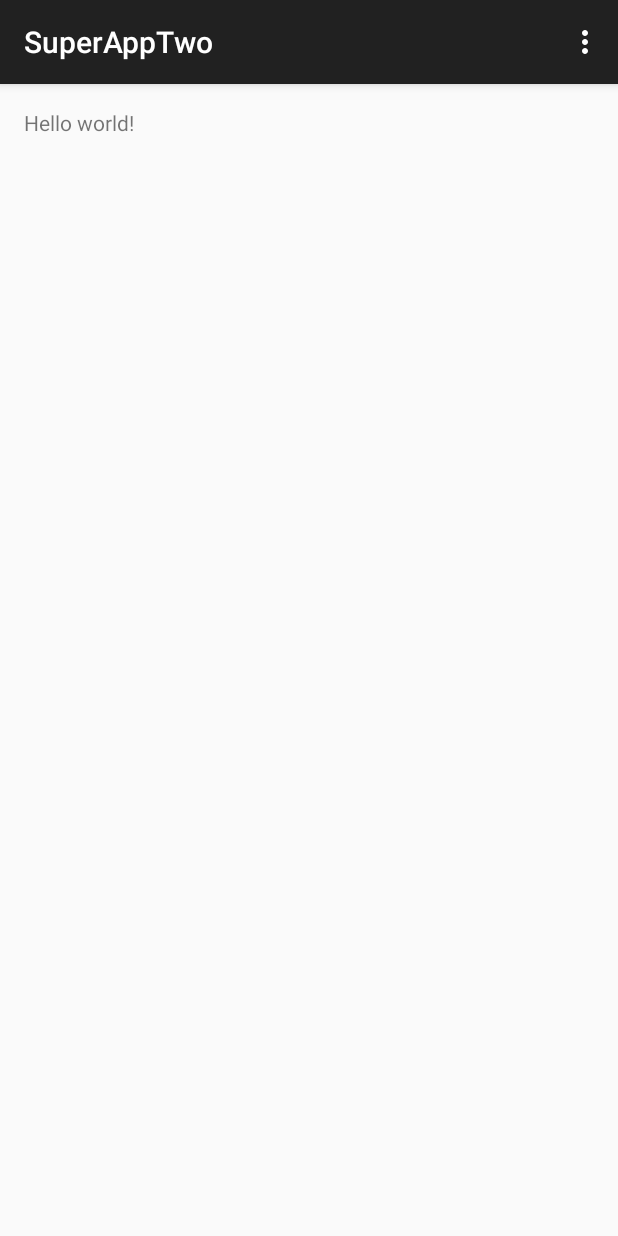
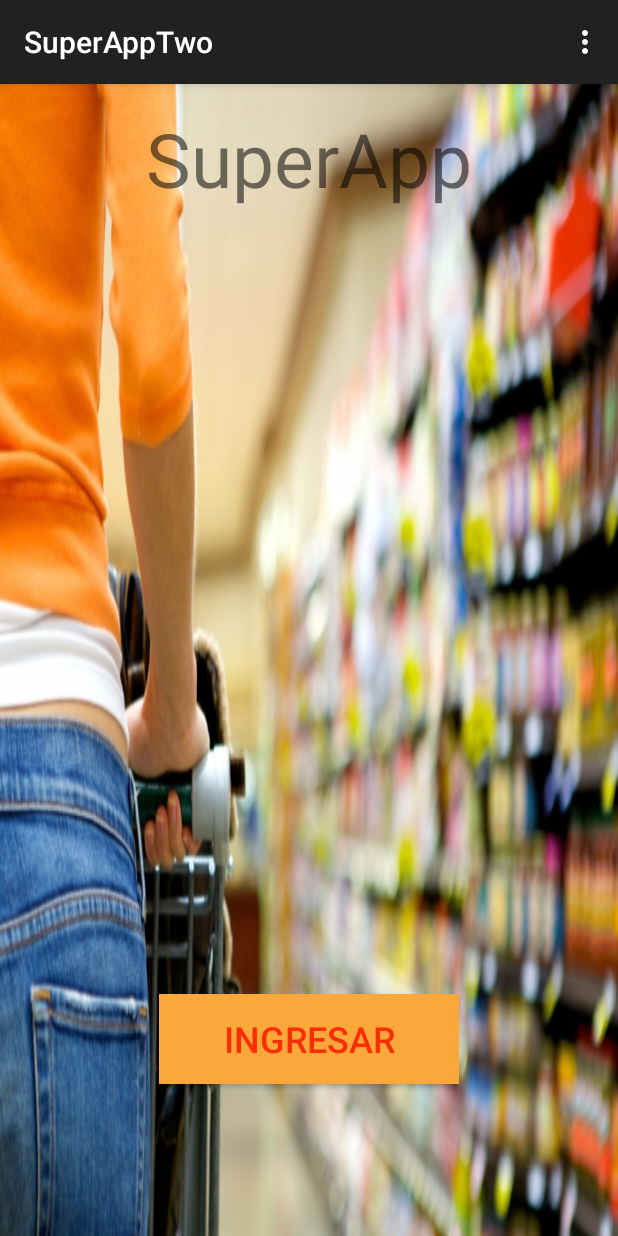
Before and after one commit to CarmenCuevas/SuperAppTwo, an Android app: the screen it shows after launch (MainActivity), on a phone screen of 412 x 824 dp. Run offline under Robolectric (Android 15) with nearby library versions, the phone set to English and light mode, and no system bars.

Commit message:
Create Fragment Login and Create adapter of Product

```diff
--- a/app/src/main/java/co/carmen/superapptwo/rest/Constants.java
+++ b/app/src/main/java/co/carmen/superapptwo/rest/Constants.java
@@ -10,4 +10,7 @@ public class Constants {
     public static final String DESCRIPTION_KEY = "super";
     public static final String PRICE_KEY = "precio";
     public static final String CANT_KEY = "cantidad";
+
+    public static final String CATEGORY_URL_IMAGE = "heroImage";
+
 }
--- a/app/src/main/res/layout/fragment_main.xml
+++ b/app/src/main/res/layout/fragment_main.xml
@@ -4,9 +4,31 @@
     android:paddingRight="@dimen/activity_horizontal_margin"
     android:paddingTop="@dimen/activity_vertical_margin"
     android:paddingBottom="@dimen/activity_vertical_margin"
-    tools:context=".MainActivity$PlaceholderFragment">
+    tools:context=".MainActivity$PlaceholderFragment"
+    android:background="@drawable/supermercado">
 
-    <TextView android:text="@string/hello_world" android:layout_width="wrap_content"
-        android:layout_height="wrap_content" />
 
+    <Button
+        android:layout_width="200dp"
+        android:layout_height="60dp"
+        android:text="Ingresar"
+        android:id="@+id/button1"
+        android:layout_marginBottom="85dp"
+        android:layout_alignParentBottom="true"
+        android:layout_centerHorizontal="true"
+        android:onClick="ActivityProduct2"
+        android:textSize="24sp"
+        android:background="#FBA73A"
+        android:textColor="#F92F01"
+        android:visibility="visible"
+        android:textColorHighlight="@color/abc_background_cache_hint_selector_material_dark" />
+
+    <TextView
+        android:layout_width="wrap_content"
+        android:layout_height="wrap_content"
+        android:text="SuperApp"
+        android:id="@+id/textView"
+        android:textSize="50sp"
+        android:layout_alignParentTop="true"
+        android:layout_centerHorizontal="true" />
 </RelativeLayout>
```
Also changed, not shown: app/src/main/java/co/carmen/superapptwo/MainActivity.java (+11 -0 lines), app/src/main/java/co/carmen/superapptwo/ui/adapter/ProductAdapter.java (+178 -5 lines), app/src/main/res/layout/item_product.xml (+4 -3 lines), app/src/main/res/layout/item_product_progress.xml (added, +14 -0 lines), app/src/main/res/drawable/supermercado.jpg (added).
